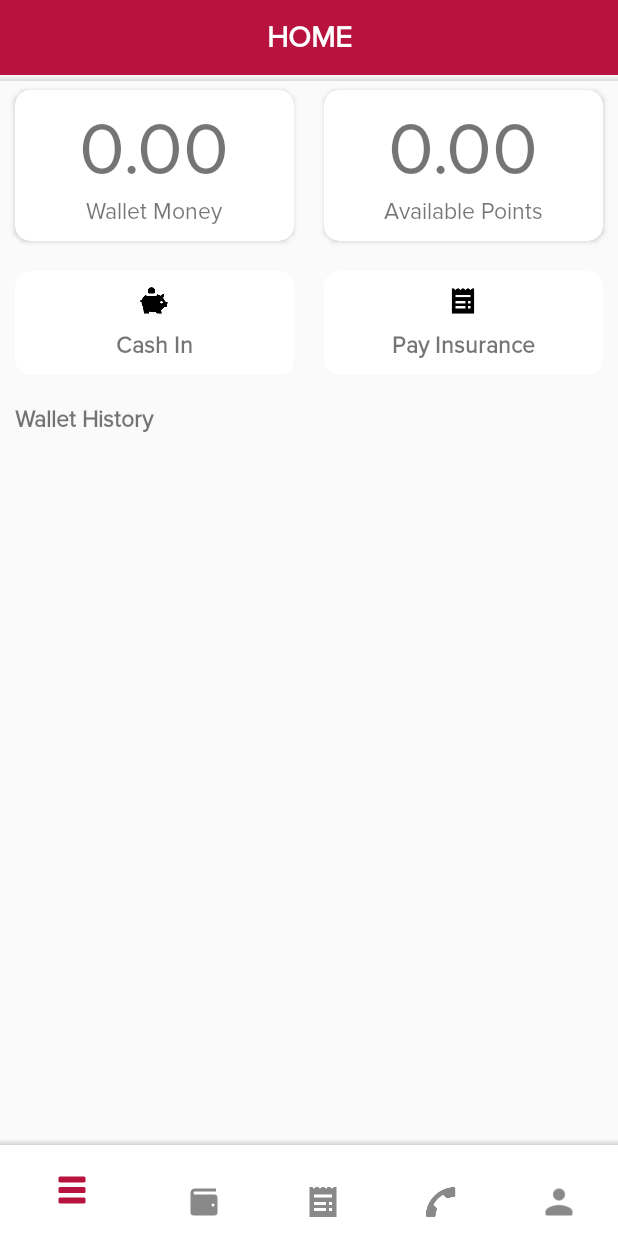
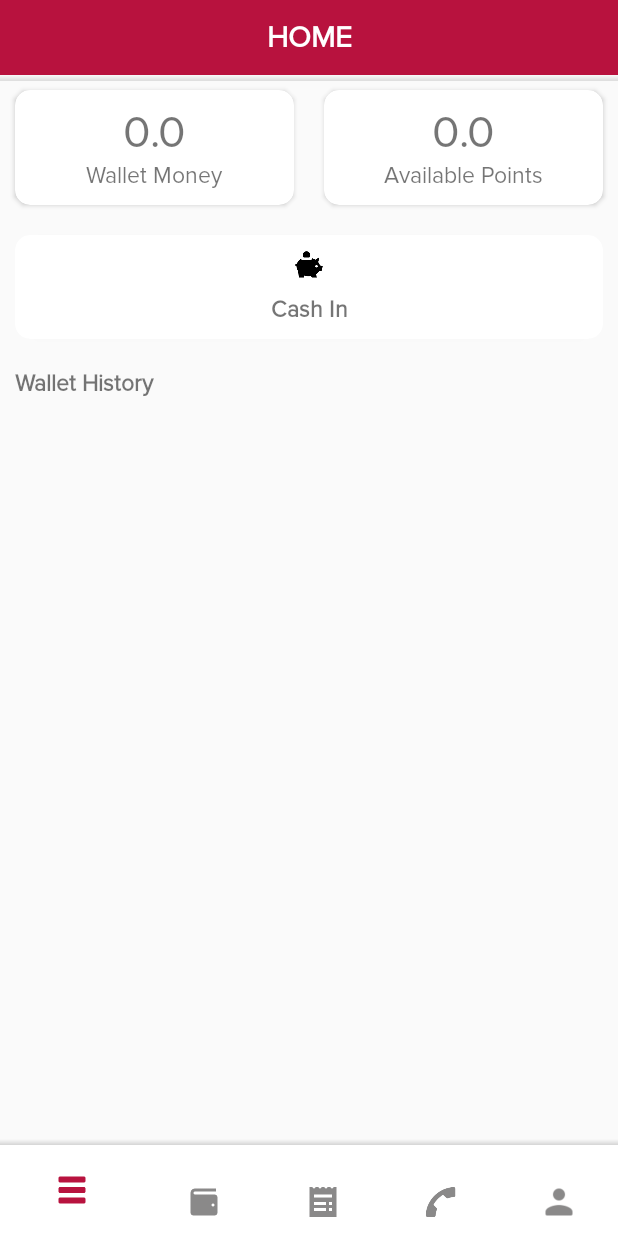
Before and after one commit to zheuswalker/philammobileapp, an Android app: the fragment fragment_wallet placed in its activity, on a phone screen of 412 x 824 dp. Run offline under Robolectric (Android 15) with nearby library versions, the phone set to English and light mode, and no system bars; libraries missing offline, so code that uses them is left out: com.amulyakhare.textdrawable, me.aflak.libraries; 6 statements that could not run were skipped.

Commit message:
philam video

```diff
--- a/PhilamLife/app/src/main/java/redeye/ghostofwar/philamlife/Classes/Configs/EndPoints.java
+++ b/PhilamLife/app/src/main/java/redeye/ghostofwar/philamlife/Classes/Configs/EndPoints.java
@@ -6,6 +6,7 @@ public class EndPoints {
     public static final String PROFILEDETAILS = "mobilegetprofiledetails.php";
     public static final String GETLOGIN = "mobilechecklogin.php";
     public static final String INSERTWALLET = "mobileinsertwallet.php";
+    public static final String WALLETHISTORY = "mobilegetwallethistory.php";
 
 
 
--- a/PhilamLife/app/src/main/java/redeye/ghostofwar/philamlife/Classes/Fragments/fragment_wallet.java
+++ b/PhilamLife/app/src/main/java/redeye/ghostofwar/philamlife/Classes/Fragments/fragment_wallet.java
@@ -14,6 +14,7 @@ import android.view.ViewGroup;
 import android.view.Window;
 import android.widget.Button;
 import android.widget.EditText;
+import android.widget.TextView;
 import android.widget.Toast;
 
 import androidx.cardview.widget.CardView;
@@ -66,16 +67,20 @@ public class fragment_wallet extends Fragment  {
 
     CardView cashin;
     Context context;
+    TextView walletmoney,availpoints;
     public View onCreateView(LayoutInflater inflater, ViewGroup container,
                              Bundle savedInstanceState) {
 
         final View rootView = inflater.inflate(R.layout.layout_wallet_holder, container, false);
         cashin = rootView.findViewById(R.id.cashin);
+        availpoints = rootView.findViewById(R.id.availpoints);
         context = getContext();
         final SharedPreferences preferences = PreferenceManager.getDefaultSharedPreferences(context);
         final String name = preferences.getString("session", "");
 
+        walletmoney = rootView.findViewById(R.id.walletmoney);
         new getServices(context).execute(name);
+
         recyclerView = rootView.findViewById(R.id.wallethistory);
         recyclerView.setHasFixedSize(true);
         recyclerView.setLayoutManager(new LinearLayoutManager(getContext()));
@@ -149,7 +154,7 @@ public class fragment_wallet extends Fragment  {
         @Override
         protected String doInBackground(String... params) {
 
-            String reference = Base.BASE_URL+ EndPoints.PHILAMSERVICES;
+            String reference = Base.BASE_URL+ EndPoints.WALLETHISTORY;
 
             String data ="";
 
@@ -214,6 +219,9 @@ public class fragment_wallet extends Fragment  {
                 try {
                     JSONArray feedvalues = feedcontentvalues.getJSONArray("wallethistory");
 
+                    Double walletpoints=0.00;
+                    Double cashin = 0.00;
+                    Double cashout = 0.00;
                     for (int i=0; i < feedvalues.length(); i++)
                     {
                         JSONObject feedarray = feedvalues.getJSONObject(i);
@@ -221,7 +229,10 @@ public class fragment_wallet extends Fragment  {
                         String pw_processtype = feedarray.getString("pw_processtype").trim();
                         String pw_processdate = feedarray.getString("pw_processdate").trim();
                         String pw_processfee = feedarray.getString("pw_processfee").trim();
-
+                        if(pw_processtype.equals("0"))
+                            cashin+=Double.parseDouble(pw_processedmoney);
+                        else
+                            cashout+= Double.parseDouble(pw_processedmoney);
                         redeye.ghostofwar.philamlife.Classes.Wallet.wallet_cashprocess_constructors current1 = new wallet_cashprocess_constructors(pw_processedmoney,pw_processtype,pw_processdate,pw_processfee);
                         wallet_cashprocess_constructors.add(current1);
 
@@ -229,6 +240,10 @@ public class fragment_wallet extends Fragment  {
 
 
                     }
+
+                    walletpoints = cashin-cashout;
+                    availpoints.setText(String.valueOf(cashin*0.01));
+                    walletmoney.setText(String.valueOf(walletpoints));
                     wallet_cashprocess_adapter = new wallet_cashprocess_adapter(context, wallet_cashprocess_constructors);
                     recyclerView.setAdapter(null);
                     recyclerView.setAdapter(wallet_cashprocess_adapter);
--- a/PhilamLife/app/src/main/java/redeye/ghostofwar/philamlife/Classes/Wallet/PayPalPaymentAct.java
+++ b/PhilamLife/app/src/main/java/redeye/ghostofwar/philamlife/Classes/Wallet/PayPalPaymentAct.java
@@ -130,6 +130,7 @@ public class PayPalPaymentAct extends Activity implements OnClickListener {
                 PaymentConfirmation confirm = data
                         .getParcelableExtra(PaymentActivity.EXTRA_RESULT_CONFIRMATION);
                 if (confirm != null) {
+
                     String email  = getIntent().getStringExtra("email");
                     String money = getIntent().getStringExtra("cashinprice");
                     String processtype = getIntent().getStringExtra("processtype");
@@ -137,6 +138,7 @@ public class PayPalPaymentAct extends Activity implements OnClickListener {
 
 
                     Toast.makeText(context, "Cash In Successful.", Toast.LENGTH_SHORT).show();
+                    Toast.makeText(context, "Please refresh the page.", Toast.LENGTH_SHORT).show();
                     Intent intent = new Intent(getApplicationContext(), overall_home_activity.class);
                     intent.setFlags(Intent.FLAG_ACTIVITY_REORDER_TO_FRONT);
                     startActivity(intent);
--- a/PhilamLife/app/src/main/res/layout/layout_wallet_holder.xml
+++ b/PhilamLife/app/src/main/res/layout/layout_wallet_holder.xml
@@ -29,10 +29,11 @@
             android:orientation="vertical"
             >
             <TextView
+                android:id="@+id/walletmoney"
                 android:layout_width="match_parent"
                 android:layout_height="wrap_content"
                 android:text="0.00"
-                android:textSize="50dp"
+                android:textSize="30dp"
                 android:textAlignment="center"
                 android:fontFamily="@font/proxima"
 
@@ -64,10 +65,11 @@
                 android:orientation="vertical"
                 >
                 <TextView
+                    android:id="@+id/availpoints"
                     android:layout_width="match_parent"
                     android:layout_height="wrap_content"
                     android:text="0.00"
-                    android:textSize="50dp"
+                    android:textSize="30dp"
                     android:textAlignment="center"
                     android:fontFamily="@font/proxima"
 
@@ -129,41 +131,6 @@
 
             </LinearLayout>
         </androidx.cardview.widget.CardView>
-        <androidx.cardview.widget.CardView
-            android:layout_margin="10dp"
-            android:elevation="2dp"
-            android:layout_width="0dp"
-            android:layout_weight="1"
-            app:cardCornerRadius="10dp"
-            android:layout_height="wrap_content">
-
-            <LinearLayout
-                android:gravity="center"
-                android:layout_width="match_parent"
-                android:layout_height="wrap_content"
-                android:orientation="vertical"
-                >
-                <ImageView
-                    android:layout_margin="10dp"
-                    android:layout_width="20dp"
-                    android:layout_height="20dp"
-                    android:src="@drawable/asset_feed_pay"
-
-                    />
-                <TextView
-                    android:textAlignment="center"
-                    android:layout_marginHorizontal="10dp"
-                    android:layout_marginBottom="10dp"
-                    android:fontFamily="@font/proxima"
-                    android:layout_width="match_parent"
-                    android:layout_height="wrap_content"
-                    android:text="Pay Insurance"
-                    android:textSize="15dp"
-                    android:textStyle="bold"
-                    />
-
-            </LinearLayout>
-        </androidx.cardview.widget.CardView>
 
 
     </LinearLayout>
```
Also changed, not shown: PhilamLife/app/build.gradle (+11 -0 lines), PhilamLife/app/src/main/java/redeye/ghostofwar/philamlife/Classes/ServicesOffered/services_fulldetails.java (+38 -2 lines), PhilamLife/app/src/main/java/redeye/ghostofwar/philamlife/Classes/Wallet/wallet_cashprocess_adapter.java (+14 -4 lines), PhilamLife/app/src/main/res/layout/layout_exoplayerlayoutfeed.xml (added, +54 -0 lines), PhilamLife/app/src/main/res/layout/layout_product_fulldetails.xml (+8 -8 lines), PhilamLife/app/src/main/res/layout/layout_wallet_cashprocess_adapter.xml (+23 -6 lines), PhilamLife/app/src/main/res/drawable/slidedown.png (added), 1 other file.
